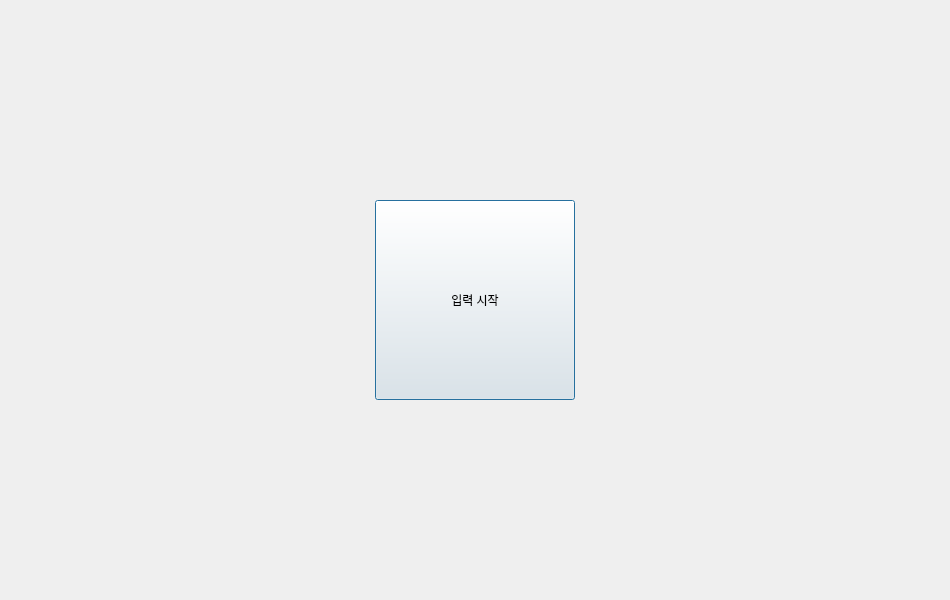
First picture: the form in front/aipage/ai_Dialog.ui, repository LeeHuSeong/Kiosk_AI, before the edit.
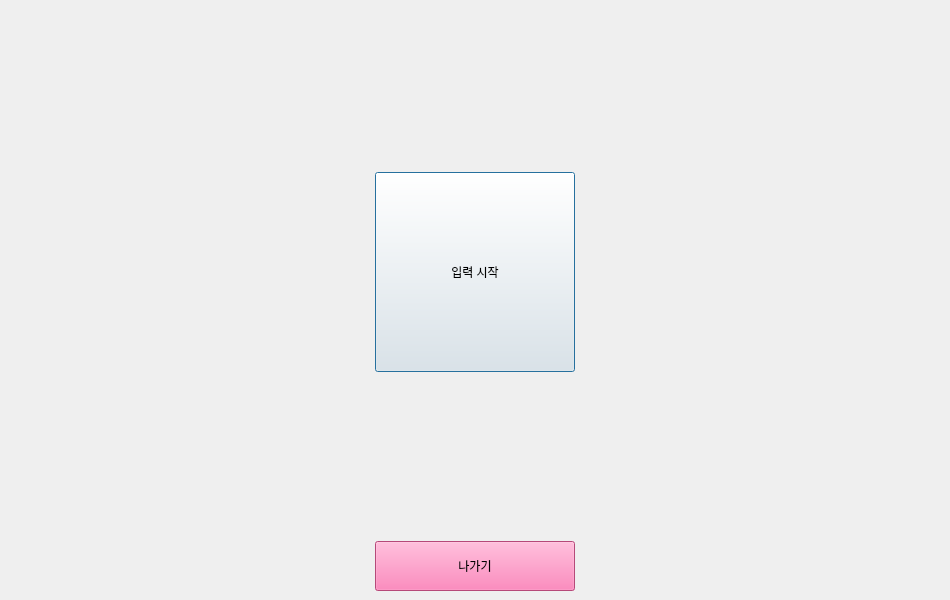
Second picture: the form after the edit. The open tabs and pages were chosen to show the change.

Commit message: 오류 수정_1

What changed in the file:
```diff
--- a/front/aipage/ai_Dialog.ui
+++ b/front/aipage/ai_Dialog.ui
@@ -57,8 +57,14 @@
      </property>
      <widget class="QWidget" name="page">
       <layout class="QGridLayout" name="gridLayout_2">
-       <item row="0" column="0">
+       <item row="2" column="0">
         <widget class="QPushButton" name="btn_start">
+         <property name="minimumSize">
+          <size>
+           <width>200</width>
+           <height>200</height>
+          </size>
+         </property>
          <property name="maximumSize">
           <size>
            <width>200</width>
@@ -70,6 +76,56 @@
          </property>
         </widget>
        </item>
+       <item row="1" column="0">
+        <spacer name="verticalSpacer">
+         <property name="orientation">
+          <enum>Qt::Vertical</enum>
+         </property>
+         <property name="sizeHint" stdset="0">
+          <size>
+           <width>20</width>
+           <height>40</height>
+          </size>
+         </property>
+        </spacer>
+       </item>
+       <item row="4" column="0">
+        <widget class="QPushButton" name="btn_quit">
+         <property name="minimumSize">
+          <size>
+           <width>200</width>
+           <height>50</height>
+          </size>
+         </property>
+         <property name="maximumSize">
+          <size>
+           <width>200</width>
+           <height>50</height>
+          </size>
+         </property>
+         <property name="styleSheet">
+          <string notr="true">QPushButton {
+	background-color: rgb(255, 102, 170);
+}</string>
+         </property>
+         <property name="text">
+          <string>나가기</string>
+         </property>
+        </widget>
+       </item>
+       <item row="3" column="0">
+        <spacer name="verticalSpacer_2">
+         <property name="orientation">
+          <enum>Qt::Vertical</enum>
+         </property>
+         <property name="sizeHint" stdset="0">
+          <size>
+           <width>20</width>
+           <height>40</height>
+          </size>
+         </property>
+        </spacer>
+       </item>
       </layout>
      </widget>
      <widget class="QWidget" name="page_InExact">
```
Left out of the diff: 20 changed lines with no effect on the pictures.
